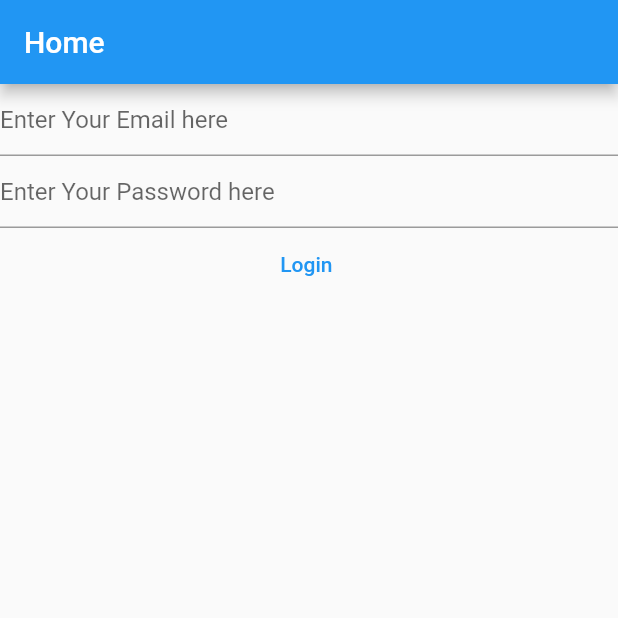
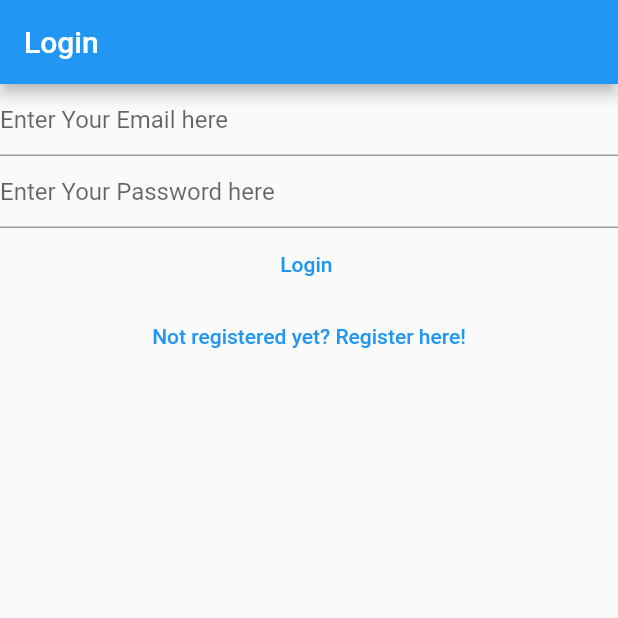
Before and after one commit to Urvi1402/mynotes, a Flutter app: the screen it shows after launch, on a phone screen of 412 x 824 dp, the top half of it. Run offline on Flutter 3.47's test engine with Material 2 defaults, Android fonts, the phone set to English and light mode, and no system bars; our stand-ins replace firebase_auth, firebase_core; accounts and stored records are empty.

Commit message:
Link Between login and register views

```diff
--- a/lib/main.dart
+++ b/lib/main.dart
@@ -1,8 +1,8 @@
-import 'package:firebase_auth/firebase_auth.dart';
 import 'package:firebase_core/firebase_core.dart';
 import 'package:flutter/material.dart';
 import 'package:mynotes/firebase_options.dart';
 import 'package:mynotes/views/login_view.dart';
+import 'package:mynotes/views/register_view.dart';
 
 void main() {
   WidgetsFlutterBinding.ensureInitialized();
@@ -13,6 +13,10 @@ void main() {
         primarySwatch: Colors.blue,
       ),
       home: const HomePage(),
+      routes: {
+        '/login/': (context) => const LoginView(),
+        '/register/': (context) => const RegisterView(),
+      },
     ),
   );
 }
@@ -22,56 +26,29 @@ class HomePage extends StatelessWidget {
 
   @override
   Widget build(BuildContext context) {
-    return Scaffold(
-      appBar: AppBar(
-        title: const Text('Home'),
-      ),
-      body: FutureBuilder(
+    return FutureBuilder(
       future: Firebase.initializeApp(
         options: DefaultFirebaseOptions.currentPlatform,
       ),
       builder: (context, snapshot) {
         switch (snapshot.connectionState) {
-            case ConnectionState.done:
+          case ConnectionState
+              .done: //means that the initialisation of Firebase is done
             // final user = FirebaseAuth.instance.currentUser;
-
             // if (user?.emailVerified ?? false) {
             //   return const Text('Done');
             // } else {
-              //   return const VerifyEmailView();
+            //   Navigator.of(context).push(
+            //     MaterialPageRoute(
+            //       builder: (context) => const VerifyEmailView(),
+            //     ),
+            //   );
             // }
             return const LoginView();
-
           default:
-              return const Text('Loading...');
+            return const CircularProgressIndicator();
         }
       },
-      ),
     );
   }
 }
-
-class VerifyEmailView extends StatefulWidget {
-  const VerifyEmailView({super.key});
-
-  @override
-  State<VerifyEmailView> createState() => _VerifyEmailViewState();
-}
-
-class _VerifyEmailViewState extends State<VerifyEmailView> {
-  @override
-  Widget build(BuildContext context) {
-    return Column(
-      children: [
-        const Text('Please verify your email address:'),
-        TextButton(
-          onPressed: () async {
-            final user = FirebaseAuth.instance.currentUser;
-            await user?.sendEmailVerification();
-          },
-          child: const Text('Send email verification'),
-        )
-      ],
-    );
-  }
-}
--- a/lib/views/login_view.dart
+++ b/lib/views/login_view.dart
@@ -27,7 +27,11 @@ class _LoginViewState extends State<LoginView> {
 
   @override
   Widget build(BuildContext context) {
-    return Column(
+    return Scaffold(
+      appBar: AppBar(
+        title: const Text('Login'),
+      ),
+      body: Column(
         children: [
           TextField(
             controller: _email,
@@ -68,7 +72,17 @@ class _LoginViewState extends State<LoginView> {
             },
             child: const Text('Login '),
           ),
+          TextButton(
+            onPressed: () {
+              Navigator.of(context).pushNamedAndRemoveUntil(
+                '/register/',
+                (route) => false,
+              );
+            },
+            child: const Text('Not registered yet? Register here!'),
+          )
         ],
+      ),
     );
   }
 }
--- a/lib/views/register_view.dart
+++ b/lib/views/register_view.dart
@@ -29,7 +29,11 @@ class _RegisterViewState extends State<RegisterView> {
 
   @override
   Widget build(BuildContext context) {
-    return Column(
+    return Scaffold(
+      appBar: AppBar(
+        title: const Text('Register'),
+      ),
+      body: Column(
         children: [
           TextField(
             controller: _email,
@@ -72,7 +76,17 @@ class _RegisterViewState extends State<RegisterView> {
             },
             child: const Text('Register'),
           ),
+          TextButton(
+            onPressed: () {
+              Navigator.of(context).pushNamedAndRemoveUntil(
+                '/login/',
+                (route) => false,
+              );
+            },
+            child: const Text('Already registered? Login here!'),
+          )
         ],
+      ),
     );
   }
 }
```
Also changed, not shown: lib/views/verify_email_view.dart (added, +32 -0 lines). Lines whose indentation alone changed are shown as unchanged.
